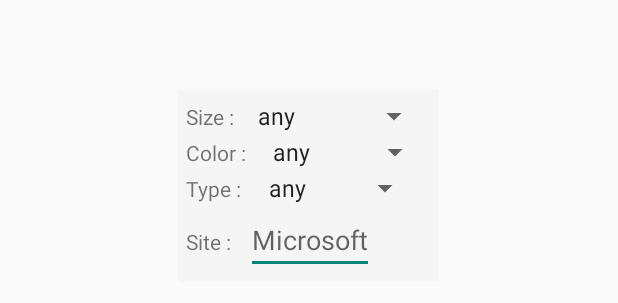
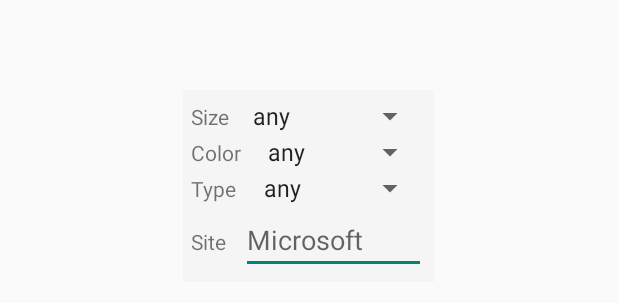
Before and after one commit to skipit/GridImageSearch, an Android app: the layout frag_filters.xml on its own in the app's theme, with its tools: preview values and no code run, on a phone screen of 412 x 824 dp. Shown: the part 432-735 px from the top of the screen. Run offline under Robolectric (Android 15) with nearby library versions, the phone set to English and light mode, and no system bars.

Commit message:
Minor Fixes

```diff
--- a/app/src/main/java/com/codepath/gridimagesearch/activities/SearchActivity.java
+++ b/app/src/main/java/com/codepath/gridimagesearch/activities/SearchActivity.java
@@ -149,6 +149,10 @@ public class SearchActivity extends ActionBarActivity implements AdapterView.OnI
 
     private void getResults() {
 
+        /* No need to do anything if there is no query String */
+        if ( this.queryString == null )
+            return;
+
         String resultQuery = GoogleQuery.getQuery(  this.preferences,
                                                     this.queryString,
                                                     currentOffset);
--- a/app/src/main/res/layout/frag_filters.xml
+++ b/app/src/main/res/layout/frag_filters.xml
@@ -13,7 +13,7 @@
 
     <LinearLayout
         android:orientation="horizontal"
-        android:layout_width="wrap_content"
+        android:layout_width="match_parent"
         android:layout_height="wrap_content">
 
         <TextView
@@ -25,15 +25,14 @@
         <Spinner
             android:id="@+id/spImageSize"
             android:layout_marginLeft="8dp"
-            android:textAlignment="center"
             android:layout_width="match_parent"
             android:layout_height="wrap_content"
-            android:entries="@array/image_sizes"/>
+            android:entries="@array/image_sizes" />
     </LinearLayout>
 
     <LinearLayout
         android:orientation="horizontal"
-        android:layout_width="wrap_content"
+        android:layout_width="match_parent"
         android:layout_height="wrap_content">
 
         <TextView
@@ -52,7 +51,7 @@
     </LinearLayout>
 
     <LinearLayout
-        android:layout_width="wrap_content"
+        android:layout_width="match_parent"
         android:layout_height="wrap_content"
         android:orientation="horizontal">
 
@@ -72,7 +71,7 @@
     </LinearLayout>
 
     <LinearLayout
-        android:layout_width="wrap_content"
+        android:layout_width="match_parent"
         android:layout_height="wrap_content"
         android:orientation="horizontal">
 
--- a/app/src/main/res/values/strings.xml
+++ b/app/src/main/res/values/strings.xml
@@ -2,11 +2,11 @@
     <string name="app_name">Grid Image Search</string>
     <string name="action_settings">Settings</string>
     <string name="title_activity_image_details">Image Details</string>
-      <string name="label_img_sz">Size  : </string>
-      <string name="label_colors">Color : </string>
-    <string name="label_img_type">Type  : </string>
-     <string name="label_website">Site  : </string>
-    <string name="et_site_hint">Microsoft </string>
+      <string name="label_img_sz">Size</string>
+      <string name="label_colors">Color</string>
+    <string name="label_img_type">Type</string>
+     <string name="label_website">Site</string>
+    <string name="et_site_hint">Microsoft</string>
 
     <string name="image_size_default">any</string>
     <string-array name="image_sizes">
```
Also changed, not shown: app/src/main/res/drawable/placeholder.gif (added).
